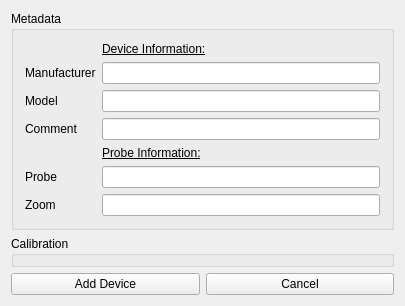
MITK/MITK, file Modules/USUI/Qmitk/QmitkUSNewVideoDeviceWidgetControls.ui: the form before one commit.
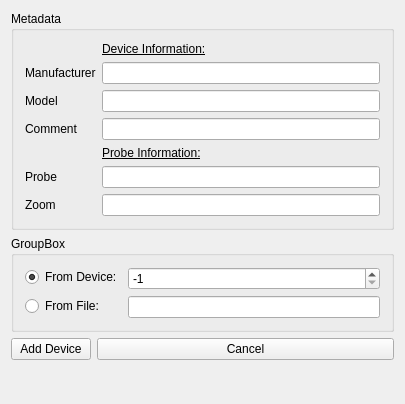
The form after the commit.

Commit message: NewVideoDeviceWidget now has ability to create USDevice from VideoFile or from Capture device

The edit to the form file:
```diff
--- a/Modules/USUI/Qmitk/QmitkUSNewVideoDeviceWidgetControls.ui
+++ b/Modules/USUI/Qmitk/QmitkUSNewVideoDeviceWidgetControls.ui
@@ -7,7 +7,7 @@
     <x>0</x>
     <y>0</y>
     <width>405</width>
-    <height>271</height>
+    <height>404</height>
    </rect>
   </property>
   <property name="minimumSize">
@@ -19,20 +19,27 @@
   <property name="windowTitle">
    <string>QmitkUSNewVideoDeviceWidget</string>
   </property>
-  <layout class="QGridLayout" name="gridLayout">
-   <item row="2" column="0">
-    <widget class="QPushButton" name="m_BtnDone">
-     <property name="text">
-      <string>Add Device</string>
-     </property>
-    </widget>
-   </item>
+  <layout class="QFormLayout" name="formLayout">
    <item row="0" column="0" colspan="2">
     <widget class="QGroupBox" name="m_BoxMetadata">
      <property name="title">
       <string>Metadata</string>
      </property>
-     <layout class="QFormLayout" name="formLayout">
+     <layout class="QGridLayout" name="gridLayout">
+      <item row="0" column="1">
+       <widget class="QLabel" name="label_6">
+        <property name="font">
+         <font>
+          <weight>50</weight>
+          <bold>false</bold>
+          <underline>true</underline>
+         </font>
+        </property>
+        <property name="text">
+         <string>Device Information:</string>
+        </property>
+       </widget>
+      </item>
       <item row="1" column="0">
        <widget class="QLabel" name="label">
         <property name="text">
@@ -53,6 +60,28 @@
       <item row="2" column="1">
        <widget class="QLineEdit" name="m_Model"/>
       </item>
+      <item row="3" column="0">
+       <widget class="QLabel" name="label_5">
+        <property name="text">
+         <string>Comment</string>
+        </property>
+       </widget>
+      </item>
+      <item row="3" column="1">
+       <widget class="QLineEdit" name="m_Comment"/>
+      </item>
+      <item row="4" column="1">
+       <widget class="QLabel" name="label_7">
+        <property name="font">
+         <font>
+          <underline>true</underline>
+         </font>
+        </property>
+        <property name="text">
+         <string>Probe Information:</string>
+        </property>
+       </widget>
+      </item>
       <item row="5" column="0">
        <widget class="QLabel" name="label_3">
         <property name="text">
@@ -73,49 +102,55 @@
       <item row="6" column="1">
        <widget class="QLineEdit" name="m_Zoom"/>
       </item>
-      <item row="3" column="1">
-       <widget class="QLineEdit" name="m_Comment"/>
-      </item>
-      <item row="3" column="0">
-       <widget class="QLabel" name="label_5">
-        <property name="text">
-         <string>Comment</string>
-        </property>
-       </widget>
-      </item>
-      <item row="0" column="1">
-       <widget class="QLabel" name="label_6">
-        <property name="font">
-         <font>
-          <weight>50</weight>
-          <bold>false</bold>
-          <underline>true</underline>
-         </font>
-        </property>
-        <property name="text">
-         <string>Device Information:</string>
-        </property>
-       </widget>
-      </item>
-      <item row="4" column="1">
-       <widget class="QLabel" name="label_7">
-        <property name="font">
-         <font>
-          <underline>true</underline>
-         </font>
-        </property>
-        <property name="text">
-         <string>Probe Information:</string>
-        </property>
-       </widget>
-      </item>
      </layout>
     </widget>
    </item>
    <item row="1" column="0" colspan="2">
-    <widget class="QGroupBox" name="m_BoxCalibration">
+    <widget class="QGroupBox" name="groupBox">
      <property name="title">
-      <string>Calibration</string>
+      <string>GroupBox</string>
+     </property>
+     <layout class="QFormLayout" name="formLayout_2">
+      <item row="1" column="1">
+       <widget class="QLineEdit" name="m_FilePathSelector"/>
+      </item>
+      <item row="0" column="1">
+       <widget class="QSpinBox" name="m_DeviceSelector">
+        <property name="minimum">
+         <number>-1</number>
+        </property>
+        <property name="maximum">
+         <number>10</number>
+        </property>
+        <property name="value">
+         <number>-1</number>
+        </property>
+       </widget>
+      </item>
+      <item row="0" column="0">
+       <widget class="QRadioButton" name="m_RadioDeviceSource">
+        <property name="text">
+         <string>From Device:</string>
+        </property>
+        <property name="checked">
+         <bool>true</bool>
+        </property>
+       </widget>
+      </item>
+      <item row="1" column="0">
+       <widget class="QRadioButton" name="m_RadioFileSource">
+        <property name="text">
+         <string>From File:</string>
+        </property>
+       </widget>
+      </item>
+     </layout>
+    </widget>
+   </item>
+   <item row="2" column="0">
+    <widget class="QPushButton" name="m_BtnDone">
+     <property name="text">
+      <string>Add Device</string>
      </property>
     </widget>
    </item>
```
The commit also changes 2 other files.
